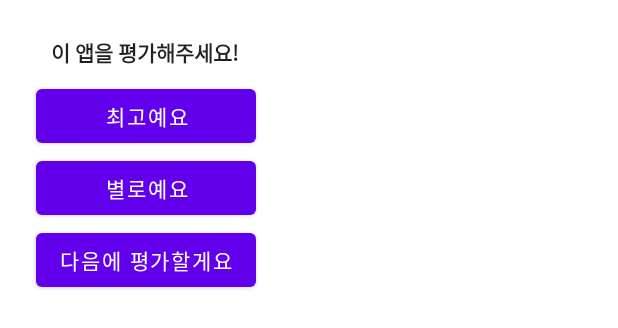
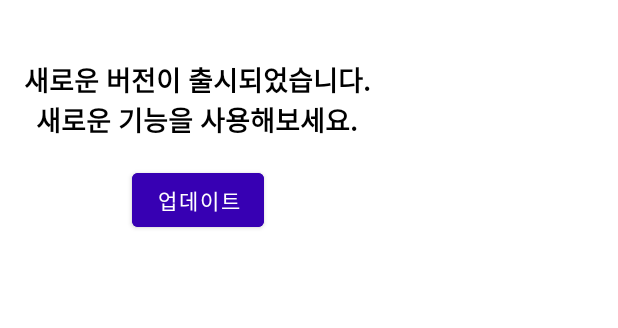
Before and after one commit to koreadydtkd/ReadImageText, an Android app: the layout dialog_custom.xml on its own in the app's theme, with its tools: preview values and no code run, on a phone screen of 412 x 824 dp. Shown: the top 328 px of the screen. Run offline under Robolectric (Android 15) with nearby library versions, the phone set to English and light mode, and no system bars.

Commit message:
- 새로운 버전 있는 경우 업데이트 커스텀 다이얼로그 띄우기

```diff
--- /dev/null
+++ b/app/src/main/res/drawable/custom_dialog.xml
@@ -0,0 +1,6 @@
+<?xml version="1.0" encoding="utf-8"?>
+<shape xmlns:android="http://schemas.android.com/apk/res/android"
+    android:shape="rectangle">
+    <solid android:color="#FFFFFF"/>
+    <corners android:radius="16dp"/>
+</shape>
--- a/app/src/main/res/layout/dialog_custom.xml
+++ b/app/src/main/res/layout/dialog_custom.xml
@@ -2,55 +2,34 @@
 <androidx.constraintlayout.widget.ConstraintLayout xmlns:android="http://schemas.android.com/apk/res/android"
     xmlns:app="http://schemas.android.com/apk/res-auto"
     android:layout_width="wrap_content"
-    android:layout_height="wrap_content">
+    android:layout_height="wrap_content"
+    android:background="@drawable/custom_dialog"
+    android:padding="16dp">
 
     <TextView
         android:id="@+id/dial_tv_text"
         android:layout_width="wrap_content"
         android:layout_height="wrap_content"
         android:layout_marginTop="24dp"
-        android:text="이 앱을 평가해주세요!"
-        android:textColor="?android:attr/textColorPrimary"
+        android:textColor="@color/black"
+        android:textSize="18sp"
+        android:text="새로운 버전이 출시되었습니다.\n새로운 기능을 사용해보세요."
+        android:gravity="center"
         android:textStyle="bold"
         app:layout_constraintEnd_toEndOf="parent"
-        app:layout_constraintHorizontal_bias="0.492"
         app:layout_constraintStart_toStartOf="parent"
         app:layout_constraintTop_toTopOf="parent" />
 
     <Button
-        android:id="@+id/dial_btn_1"
-        android:layout_width="0dp"
+        android:id="@+id/updateButton"
+        android:layout_width="wrap_content"
         android:layout_height="wrap_content"
-        android:layout_marginStart="24dp"
-        android:layout_marginTop="8dp"
-        android:layout_marginEnd="24dp"
-        android:text="최고예요"
-        app:layout_constraintEnd_toEndOf="parent"
-        app:layout_constraintStart_toStartOf="parent"
+        android:backgroundTint="@color/purple_700"
+        android:layout_marginTop="16dp"
+        android:text="업데이트"
+        android:textColor="@color/white"
+        app:layout_constraintEnd_toEndOf="@+id/dial_tv_text"
+        app:layout_constraintStart_toStartOf="@+id/dial_tv_text"
         app:layout_constraintTop_toBottomOf="@+id/dial_tv_text" />
 
-    <Button
-        android:id="@+id/dial_btn_2"
-        android:layout_width="0dp"
-        android:layout_height="wrap_content"
-        android:layout_marginStart="24dp"
-        android:layout_marginEnd="24dp"
-        android:text="별로예요"
-        app:layout_constraintEnd_toEndOf="parent"
-        app:layout_constraintHorizontal_bias="0.501"
-        app:layout_constraintStart_toStartOf="parent"
-        app:layout_constraintTop_toBottomOf="@+id/dial_btn_1" />
-
-    <Button
-        android:id="@+id/dial_btn_3"
-        android:layout_width="wrap_content"
-        android:layout_height="wrap_content"
-        android:layout_marginStart="24dp"
-        android:layout_marginEnd="24dp"
-        android:layout_marginBottom="24dp"
-        android:text="다음에 평가할게요"
-        app:layout_constraintBottom_toBottomOf="parent"
-        app:layout_constraintEnd_toEndOf="parent"
-        app:layout_constraintStart_toStartOf="parent"
-        app:layout_constraintTop_toBottomOf="@+id/dial_btn_2" />
 </androidx.constraintlayout.widget.ConstraintLayout>
```
Also changed, not shown: app/build.gradle (+7 -3 lines), app/src/main/java/hys/hmonkeyys/readimagetext/MainActivity.kt (+36 -13 lines), app/src/main/java/hys/hmonkeyys/readimagetext/customdialog/CustomDialog.kt (+32 -12 lines), 1 other file.
